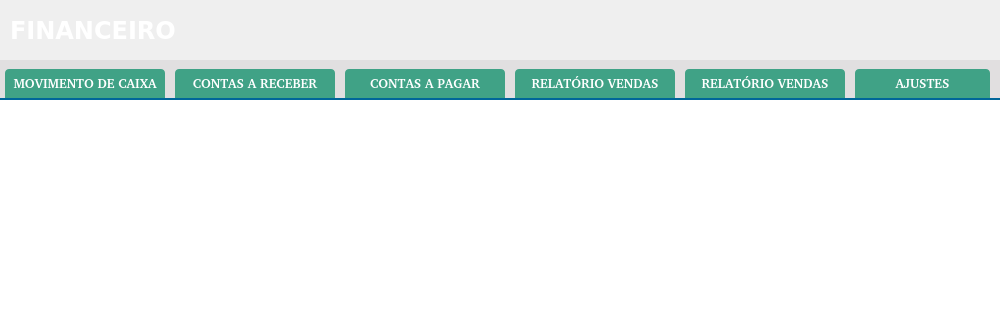
First picture: the form in controle_estoque/UI_Files/mainFinanceiro.ui, repository andrersp/controleEstoque, before the edit; both pictures show x 0 to 1000 and y 0 to 320 of the 1000 by 600 pixel window.
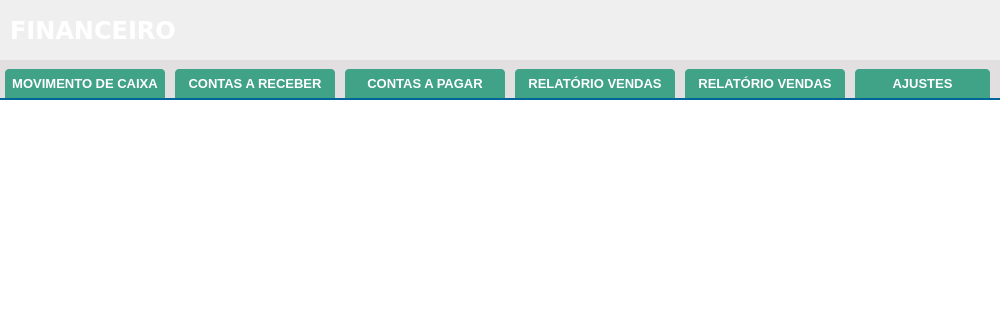
Second picture: the form after the edit. Icons and pictures are not drawn.

```diff
--- a/controle_estoque/UI_Files/mainFinanceiro.ui
+++ b/controle_estoque/UI_Files/mainFinanceiro.ui
@@ -113,7 +113,7 @@
      </property>
      <property name="font">
       <font>
-       <family>Arial [Mono]</family>
+       <family>Arial</family>
        <pointsize>10</pointsize>
        <weight>75</weight>
        <bold>true</bold>
@@ -178,7 +178,7 @@
      </property>
      <property name="font">
       <font>
-       <family>Arial [Mono]</family>
+       <family>Arial</family>
        <pointsize>10</pointsize>
        <weight>75</weight>
        <bold>true</bold>
@@ -246,7 +246,7 @@
      </property>
      <property name="font">
       <font>
-       <family>Arial [Mono]</family>
+       <family>Arial</family>
        <pointsize>10</pointsize>
        <weight>75</weight>
        <bold>true</bold>
@@ -314,7 +314,7 @@
      </property>
      <property name="font">
       <font>
-       <family>Arial [Mono]</family>
+       <family>Arial</family>
        <pointsize>10</pointsize>
        <weight>75</weight>
        <bold>true</bold>
@@ -382,7 +382,7 @@
      </property>
      <property name="font">
       <font>
-       <family>Arial [Mono]</family>
+       <family>Arial</family>
        <pointsize>10</pointsize>
        <weight>75</weight>
        <bold>true</bold>
@@ -450,7 +450,7 @@
      </property>
      <property name="font">
       <font>
-       <family>Arial [Mono]</family>
+       <family>Arial</family>
        <pointsize>10</pointsize>
        <weight>75</weight>
        <bold>true</bold>
```
